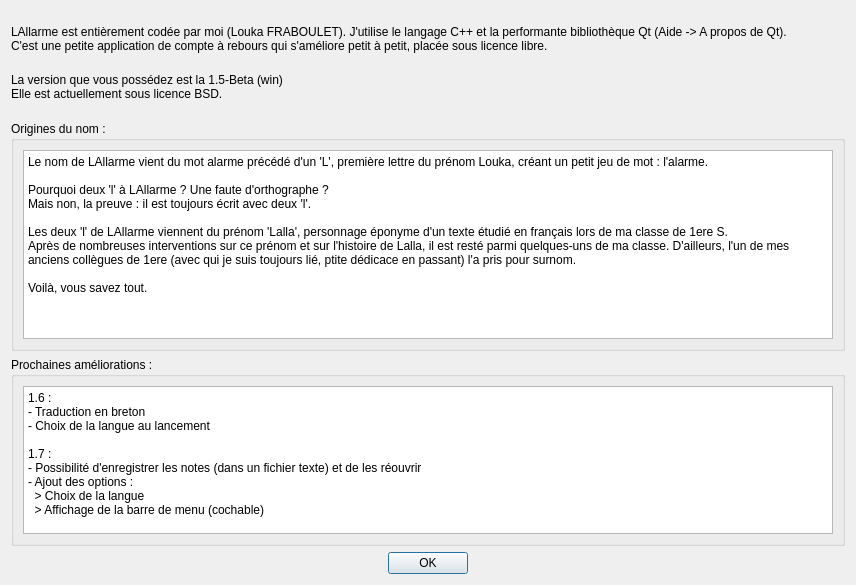
Above: about_lallarme.ui from loukdev/LAllarme before the change. Below: the same form after it.
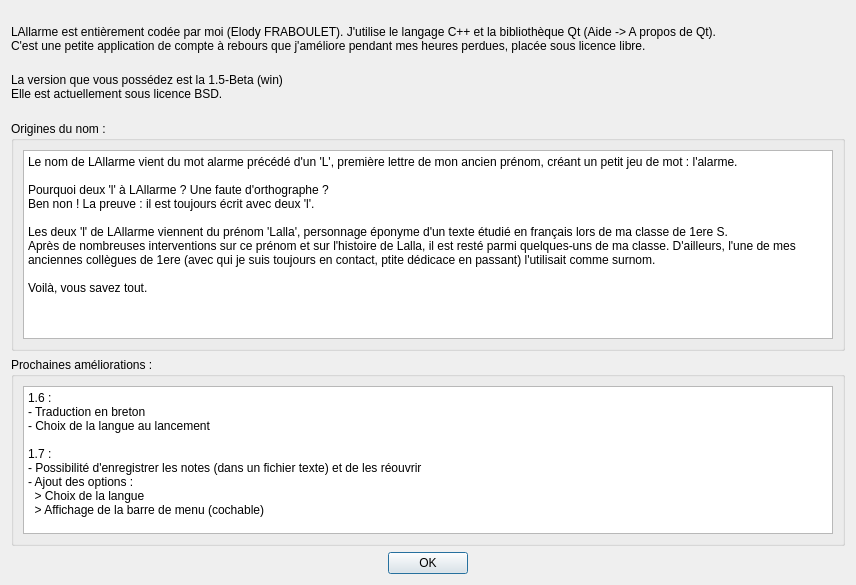
That is the form after the change.

Diff of the .ui file:
```diff
--- a/about_lallarme.ui
+++ b/about_lallarme.ui
@@ -18,8 +18,8 @@
     <widget class="QLabel" name="Lbl_Presentation">
      <property name="text">
       <string>
-LAllarme est entièrement codée par moi (Louka FRABOULET). J'utilise le langage C++ et la performante bibliothèque Qt (Aide -&gt; A propos de Qt).
-C'est une petite application de compte à rebours qui s'améliore petit à petit, placée sous licence libre.</string>
+LAllarme est entièrement codée par moi (Elody FRABOULET). J'utilise le langage C++ et la bibliothèque Qt (Aide -&gt; A propos de Qt).
+C'est une petite application de compte à rebours que j'améliore pendant mes heures perdues, placée sous licence libre.</string>
      </property>
     </widget>
    </item>
@@ -51,13 +51,13 @@
          </size>
         </property>
         <property name="plainText">
-         <string>Le nom de LAllarme vient du mot alarme précédé d'un 'L', première lettre du prénom Louka, créant un petit jeu de mot : l'alarme.
+         <string>Le nom de LAllarme vient du mot alarme précédé d'un 'L', première lettre de mon ancien prénom, créant un petit jeu de mot : l'alarme.
 
 Pourquoi deux 'l' à LAllarme ? Une faute d'orthographe ?
-Mais non, la preuve : il est toujours écrit avec deux 'l'.
+Ben non ! La preuve : il est toujours écrit avec deux 'l'.
 
 Les deux 'l' de LAllarme viennent du prénom 'Lalla', personnage éponyme d'un texte étudié en français lors de ma classe de 1ere S.
-Après de nombreuses interventions sur ce prénom et sur l'histoire de Lalla, il est resté parmi quelques-uns de ma classe. D'ailleurs, l'un de mes anciens collègues de 1ere (avec qui je suis toujours lié, ptite dédicace en passant) l'a pris pour surnom.
+Après de nombreuses interventions sur ce prénom et sur l'histoire de Lalla, il est resté parmi quelques-uns de ma classe. D'ailleurs, l'une de mes anciennes collègues de 1ere (avec qui je suis toujours en contact, ptite dédicace en passant) l'utilisait comme surnom.
 
 Voilà, vous savez tout.</string>
         </property>
```
